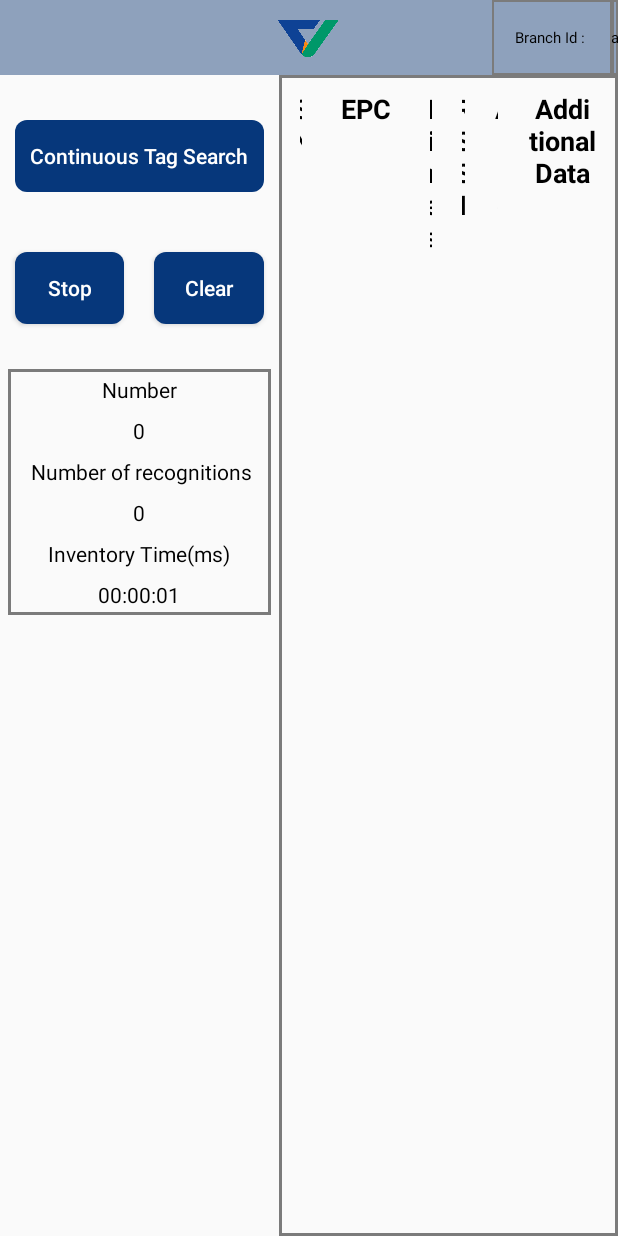
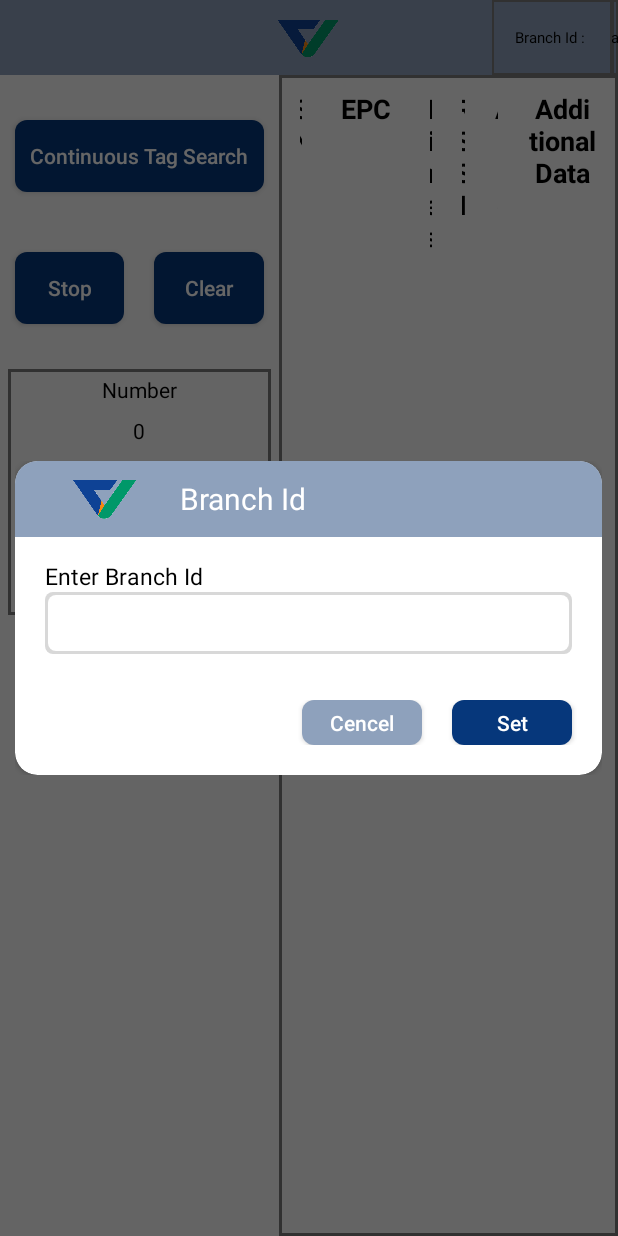
Before and after one commit to PrasadAnvekar29/UHF-Scanner, an Android app: the screen it shows after launch (MainActivity), after a tap on "Continuous Tag Search", on a phone screen of 412 x 824 dp. Run offline under Robolectric (Android 15) with nearby library versions, the phone set to English and light mode, and no system bars; our stand-ins replace Room's generated code, RxJava; libraries missing offline, so code that uses them is left out: com.chad.library, com.seuic.util; 14 statements that could not run were skipped; 1 other tap on this screen came first.

Commit message:
UHF-4 | minor changes

```diff
--- a/app/src/main/java/com/seuic/uhfandroid/ui/FragmentLabelInventory.kt
+++ b/app/src/main/java/com/seuic/uhfandroid/ui/FragmentLabelInventory.kt
@@ -128,6 +128,14 @@ class FragmentLabelInventory :
 
         // 连续寻卡
         v.btnSearchForCard.setOnClickListener {
+
+            mBranchId = DataStoreUtils.getBranchId(requireActivity())
+            if(mBranchId.isNullOrEmpty()){
+                (getActivity() as MainActivity).showDialog()
+                return@setOnClickListener
+            }
+
+
             isSearching = true
             v.tvTagNumber.text = "0"
             v.tvRecognizeTimes.text = "0"
--- /dev/null
+++ b/app/src/main/res/drawable/button_enable.xml
@@ -0,0 +1,17 @@
+<?xml version="1.0" encoding="utf-8"?>
+<selector xmlns:android="http://schemas.android.com/apk/res/android">
+    <!--  Active tab -->
+   <!-- <item android:state_focused="true"
+        android:drawable="@drawable/edittext_bg_selected" />
+    &lt;!&ndash;  Inactive tab &ndash;&gt;
+    <item android:state_focused="false"
+        android:drawable="@drawable/edittext_bg_unselected" />-->
+
+    <item android:state_enabled="true"
+        android:drawable="@drawable/button_background" />
+
+    <item android:state_enabled="false"
+        android:drawable="@drawable/button_cancle" />
+
+    <!-- Add all of your other states -->
+</selector>
--- a/app/src/main/res/layout/fragment_label_inventory.xml
+++ b/app/src/main/res/layout/fragment_label_inventory.xml
@@ -23,7 +23,7 @@
                 android:layout_height="wrap_content"
                 />
             <Button
-
+                android:background="@drawable/button_enable"
                 android:id="@+id/btn_search_for_card"
                 android:text="@string/search_for_card"
                 style="@style/btn_style"
@@ -36,6 +36,7 @@
             android:layout_width="match_parent"
             android:layout_height="wrap_content">
             <Button
+                android:background="@drawable/button_enable"
                 android:id="@+id/btn_stop_search_for_card"
                 style="@style/btn_style"
                 android:text="@string/stop_search_for_card"
@@ -43,7 +44,7 @@
                 android:layout_width="0dp"
                 android:layout_height="wrap_content"/>
             <Button
-
+                android:background="@drawable/button_enable"
                 android:id="@+id/btn_clear"
                 android:text="@string/clear"
                 style="@style/btn_style"
--- a/app/src/main/res/values/themes.xml
+++ b/app/src/main/res/values/themes.xml
@@ -74,7 +74,7 @@
     </style>
 
     <style name="btn_style">
-        <item name="android:background">@drawable/button_background</item>
+
         <item name="android:layout_margin">@dimen/dp_10</item>
         <item name="android:padding">@dimen/dp_10</item>
         <item name="android:textSize">@dimen/titlesize</item>
```
